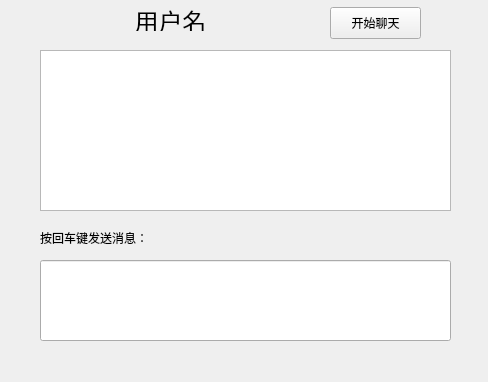
This is Alex/UI/chatPage.ui in 908926798/auction_market as Qt 5 draws it before an edit. The edited form follows.
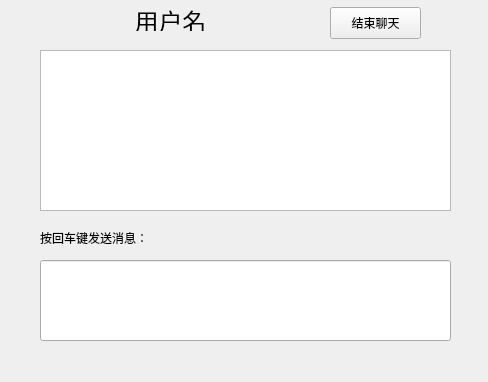
This is the edited form.

Diff of the .ui file:
```diff
--- a/Alex/UI/chatPage.ui
+++ b/Alex/UI/chatPage.ui
@@ -70,7 +70,7 @@
     <enum>Qt::NoFocus</enum>
    </property>
    <property name="text">
-    <string>开始聊天</string>
+    <string>结束聊天</string>
    </property>
   </widget>
   <widget class="QLineEdit" name="lie">
```
